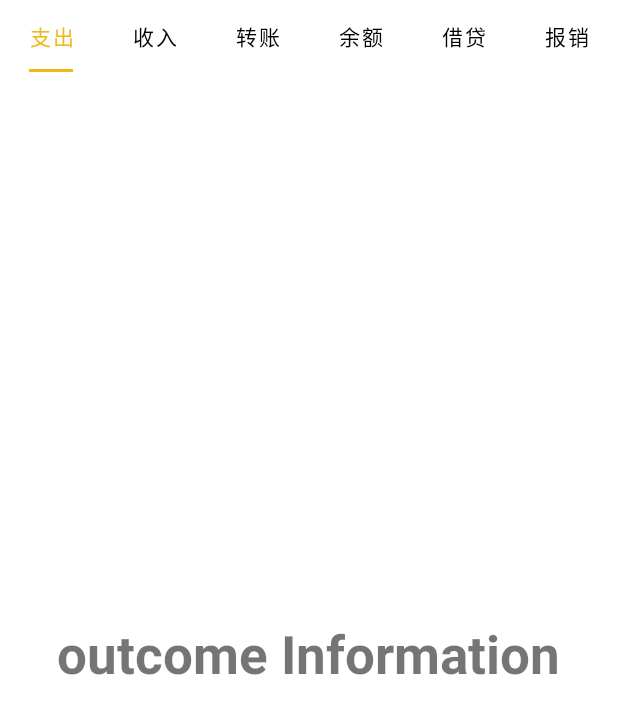
After one commit to xiaoli22/Graduate_Android, an Android app: the BookKeepTabLayoutActivity screen opened directly, with no data from a screen before it, on a phone screen of 412 x 824 dp. The commit adds this screen. Shown: the top 714 px of the screen. Run offline under Robolectric (Android 15) with nearby library versions, the phone set to English and light mode, and no system bars.

Commit message:
home界面底部导航栏点击加号，跳转到另一个tabLayout标签栏

```diff
--- a/app/build.gradle
+++ b/app/build.gradle
@@ -30,6 +30,9 @@ android {
         targetCompatibility JavaVersion.VERSION_1_8
     }
     buildFeatures { viewBinding true }
+
+
+
 }
 
 dependencies {
@@ -49,7 +52,6 @@ dependencies {
     implementation 'com.google.firebase:firebase-auth:21.0.3'
 
     implementation 'com.github.PhilJay:MPAndroidChart:v3.1.0'
-    implementation 'com.android.volley:volley:1.1.1'
 
 
 }
--- /dev/null
+++ b/app/src/main/java/com/example/graduate_android/BookKeepTabLayoutActivity.java
@@ -0,0 +1,61 @@
+package com.example.graduate_android;
+
+import androidx.annotation.NonNull;
+import androidx.appcompat.app.AppCompatActivity;
+import androidx.viewpager2.widget.ViewPager2;
+
+import android.os.Bundle;
+
+import com.example.graduate_android.fragments.OrdersPagerAdapter2;
+import com.google.android.material.tabs.TabLayout;
+import com.google.android.material.tabs.TabLayoutMediator;
+
+public class BookKeepTabLayoutActivity extends AppCompatActivity {
+
+    private TabLayout tabLayoutBK;
+    private ViewPager2 viewPager2Bk;
+
+    @Override
+    protected void onCreate(Bundle savedInstanceState) {
+        super.onCreate(savedInstanceState);
+        setContentView(R.layout.activity_book_keeping);
+
+        tabLayoutBK = findViewById(R.id.tabLayoutBK);
+        viewPager2Bk = findViewById(R.id.viewPagerBK);
+
+
+        viewPager2Bk.setAdapter(new OrdersPagerAdapter2(this));
+
+
+        TabLayoutMediator tabLayoutMediator = new TabLayoutMediator(tabLayoutBK, viewPager2Bk, new TabLayoutMediator.TabConfigurationStrategy() {
+            @Override
+            public void onConfigureTab(@NonNull TabLayout.Tab tab, int position) {
+                switch (position) {
+                    case 0: {
+                        tab.setText("支出");
+                        break;
+                    }
+                    case 1: {
+                        tab.setText("收入");
+                        break;
+                    }
+                    case 2: {
+                        tab.setText("转账");
+                        break;
+                    }
+                    case 3: {
+                        tab.setText("余额");
+                        break;
+                    }
+                    case 4:
+                        tab.setText("借贷");
+                        break;
+                    case 5:
+                        tab.setText("报销");
+                        break;
+                }
+            }
+        });
+        tabLayoutMediator.attach();
+    }
+}
--- /dev/null
+++ b/app/src/main/java/com/example/graduate_android/fragments/OrdersPagerAdapter2.java
@@ -0,0 +1,46 @@
+package com.example.graduate_android.fragments;
+
+import androidx.annotation.NonNull;
+import androidx.fragment.app.Fragment;
+import androidx.fragment.app.FragmentActivity;
+import androidx.viewpager2.adapter.FragmentStateAdapter;
+
+import com.example.graduate_android.AccountFragment;
+import com.example.graduate_android.BaseFragment;
+import com.example.graduate_android.MenbersFragment;
+import com.example.graduate_android.ProjectFragment;
+
+public class OrdersPagerAdapter2 extends FragmentStateAdapter {
+
+    public OrdersPagerAdapter2(@NonNull FragmentActivity fragmentActivity) {
+        super(fragmentActivity);
+    }
+
+
+    @NonNull
+    @Override
+    public Fragment createFragment(int position) {
+            switch (position){
+                case 0:
+                    return new OutcomeFragment();
+                case 1:
+                    return new IncomeFragment();
+                case 2:
+                    return new TransferFragment();
+                case 3:
+                    return new BalanceFragment();
+                case 4:
+                    return new LoanFragment();
+                case 5:
+                    return new ReimbursementFragment();
+            }
+            return null;
+
+    }
+
+
+    @Override
+    public int getItemCount() {
+        return 6;
+    }
+}
--- /dev/null
+++ b/app/src/main/java/com/example/graduate_android/fragments/OutcomeFragment.java
@@ -0,0 +1,66 @@
+package com.example.graduate_android.fragments;
+
+import android.os.Bundle;
+
+import androidx.fragment.app.Fragment;
+
+import android.view.LayoutInflater;
+import android.view.View;
+import android.view.ViewGroup;
+
+import com.example.graduate_android.R;
+
+/**
+ * A simple {@link Fragment} subclass.
+ * Use the {@link OutcomeFragment#newInstance} factory method to
+ * create an instance of this fragment.
+ */
+public class OutcomeFragment extends Fragment {
+
+    // TODO: Rename parameter arguments, choose names that match
+    // the fragment initialization parameters, e.g. ARG_ITEM_NUMBER
+    private static final String ARG_PARAM1 = "param1";
+    private static final String ARG_PARAM2 = "param2";
+
+    // TODO: Rename and change types of parameters
+    private String mParam1;
+    private String mParam2;
+
+    public OutcomeFragment() {
+        // Required empty public constructor
+    }
+
+    /**
+     * Use this factory method to create a new instance of
+     * this fragment using the provided parameters.
+     *
+     * @param param1 Parameter 1.
+     * @param param2 Parameter 2.
+     * @return A new instance of fragment OutcomeFragment.
+     */
+    // TODO: Rename and change types and number of parameters
+    public static OutcomeFragment newInstance(String param1, String param2) {
+        OutcomeFragment fragment = new OutcomeFragment();
+        Bundle args = new Bundle();
+        args.putString(ARG_PARAM1, param1);
+        args.putString(ARG_PARAM2, param2);
+        fragment.setArguments(args);
+        return fragment;
+    }
+
+    @Override
+    public void onCreate(Bundle savedInstanceState) {
+        super.onCreate(savedInstanceState);
+        if (getArguments() != null) {
+            mParam1 = getArguments().getString(ARG_PARAM1);
+            mParam2 = getArguments().getString(ARG_PARAM2);
+        }
+    }
+
+    @Override
+    public View onCreateView(LayoutInflater inflater, ViewGroup container,
+                             Bundle savedInstanceState) {
+        // Inflate the layout for this fragment
+        return inflater.inflate(R.layout.fragment_outcome, container, false);
+    }
+}
--- /dev/null
+++ b/app/src/main/res/layout/activity_book_keeping.xml
@@ -0,0 +1,48 @@
+<?xml version="1.0" encoding="utf-8"?>
+<androidx.constraintlayout.widget.ConstraintLayout xmlns:android="http://schemas.android.com/apk/res/android"
+    xmlns:app="http://schemas.android.com/apk/res-auto"
+    xmlns:tools="http://schemas.android.com/tools"
+    android:layout_width="match_parent"
+    android:layout_height="match_parent"
+    android:orientation="vertical"
+    tools:context=".BookKeepTabLayoutActivity">
+
+    <RelativeLayout
+        android:id="@+id/relativeLayoutBK"
+        android:layout_width="match_parent"
+        android:layout_height="wrap_content"
+        android:orientation="vertical"
+        app:layout_constraintStart_toStartOf="parent"
+        app:layout_constraintTop_toTopOf="parent">
+
+
+        <com.google.android.material.tabs.TabLayout
+            android:id="@+id/tabLayoutBK"
+            android:layout_width="match_parent"
+            android:layout_height="wrap_content"
+            android:background="@android:color/transparent"
+            app:layout_constraintStart_toStartOf="parent"
+            app:layout_constraintTop_toTopOf="parent"
+            app:tabIndicatorColor="#EEB817"
+            app:tabIndicatorFullWidth="false"
+            app:tabMinWidth="90dp"
+            app:tabMode="fixed"
+            app:tabSelectedTextColor="#EEB817"
+            app:tabTextColor="@color/black">
+
+
+        </com.google.android.material.tabs.TabLayout>
+
+
+    </RelativeLayout>
+
+    <androidx.viewpager2.widget.ViewPager2
+        android:id="@+id/viewPagerBK"
+        android:layout_width="0dp"
+        android:layout_height="0dp"
+        app:layout_constraintBottom_toBottomOf="parent"
+        app:layout_constraintEnd_toEndOf="parent"
+        app:layout_constraintStart_toStartOf="parent"
+        app:layout_constraintTop_toBottomOf="@+id/relativeLayoutBK" />
+
+</androidx.constraintlayout.widget.ConstraintLayout>
--- /dev/null
+++ b/app/src/main/res/layout/fragment_outcome.xml
@@ -0,0 +1,16 @@
+<?xml version="1.0" encoding="utf-8"?>
+<FrameLayout xmlns:android="http://schemas.android.com/apk/res/android"
+    xmlns:tools="http://schemas.android.com/tools"
+    android:layout_width="match_parent"
+    android:layout_height="match_parent"
+    tools:context=".fragments.OutcomeFragment">
+
+    <!-- TODO: Update blank fragment layout -->
+    <TextView
+        android:layout_width="wrap_content"
+        android:layout_height="wrap_content"
+        android:layout_gravity="center"
+        android:text="outcome Information"
+        android:textSize="35dp"
+        android:textStyle="bold" />
+</FrameLayout>
```
Also changed, not shown: app/src/main/AndroidManifest.xml (+4 -4 lines), app/src/main/java/com/example/graduate_android/ChartTabLayoutActivity.java (+8 -3 lines), app/src/main/java/com/example/graduate_android/HomeActivity.java (+27 -14 lines), app/src/main/java/com/example/graduate_android/fragments/BalanceFragment.java (added, +66 -0 lines), app/src/main/java/com/example/graduate_android/fragments/IncomeFragment.java (added, +66 -0 lines), app/src/main/java/com/example/graduate_android/fragments/LoanFragment.java (added, +66 -0 lines), app/src/main/java/com/example/graduate_android/fragments/ReimbursementFragment.java (added, +66 -0 lines), app/src/main/java/com/example/graduate_android/fragments/TransferFragment.java (added, +66 -0 lines), app/src/main/res/layout/activity_home.xml (+4 -3 lines), app/src/main/res/layout/fragment_balance.xml (added, +17 -0 lines), app/src/main/res/layout/fragment_income.xml (added, +17 -0 lines), app/src/main/res/layout/fragment_loan.xml (added, +14 -0 lines), app/src/main/res/layout/fragment_reimbursement.xml (added, +14 -0 lines), app/src/main/res/layout/fragment_transfer.xml (added, +16 -0 lines).
